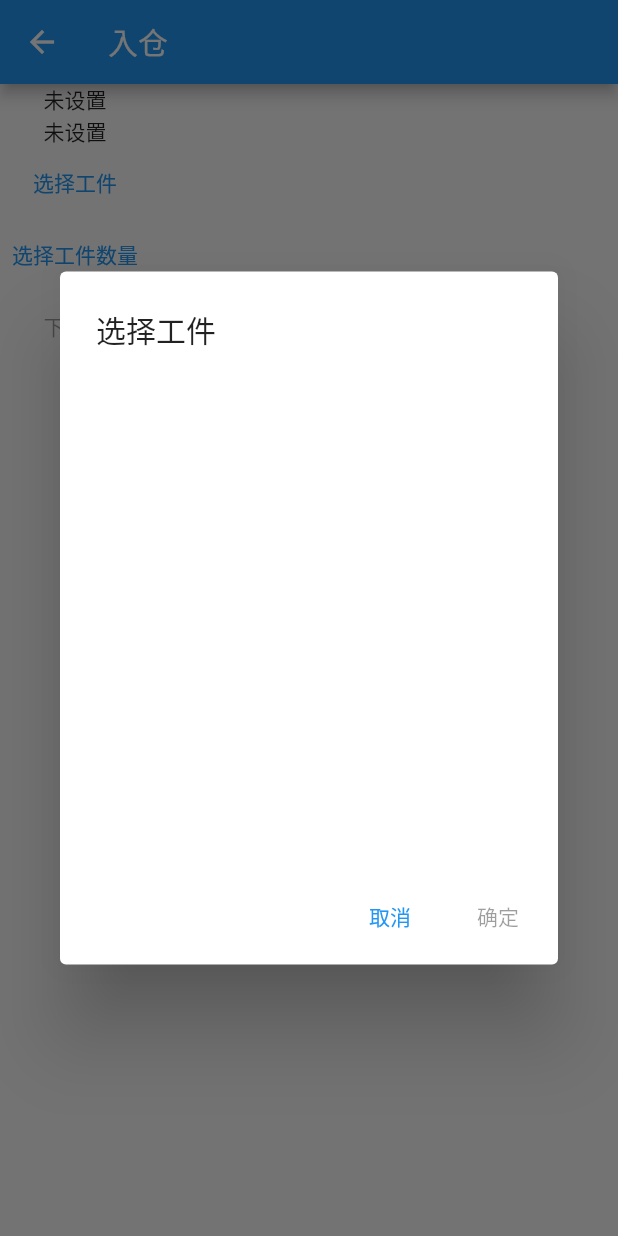
After one commit to HowsonLiu/smc_piecework, a Flutter app: the Enter1Page screen opened directly, after a tap on "选择工件", on a phone screen of 412 x 824 dp. The commit adds this screen. Run offline on Flutter 3.47's test engine with Material 2 defaults, Android fonts, the phone set to English and light mode, and no system bars; our stand-ins replace csv, file_picker, shared_preferences, sqflite; accounts and stored records are empty.

Commit message:
+ add enter1 page

```diff
--- /dev/null
+++ b/lib/ui/enter1_page.dart
@@ -0,0 +1,157 @@
+import 'package:flutter/material.dart';
+import 'package:flutter/services.dart';
+import 'package:smc_piecework/manager/artifacts_manager.dart';
+import 'package:smc_piecework/model/artifacts.dart';
+
+class Enter1Page extends StatefulWidget {
+  const Enter1Page({Key? key}) : super(key: key);
+
+  @override
+  State<Enter1Page> createState() => _Enter1PageState();
+}
+
+class _Enter1PageState extends State<Enter1Page> {
+  final TextEditingController _textFieldController = TextEditingController();
+
+  Artifacts? _artifacts;
+  int? _count;
+
+  Artifacts? _selectedArti;
+  bool _okBtnEnabled = false;
+
+  @override
+  void initState() {
+    super.initState();
+    _artifacts = null;
+    _count = null;
+    _okBtnEnabled = false;
+  }
+
+  @override
+  Widget build(BuildContext context) {
+    return Scaffold(
+      appBar: AppBar(
+        title: const Text("入仓"),
+      ),
+      body: Container(
+        child: Column(
+          children: <Widget>[
+            Text(_artifacts?.name ?? "未设置"),
+            Text(_count != null ? '$_count' : "未设置"),
+            TextButton(
+              child: const Text('选择工件'),
+              onPressed: () => _onArtifactsSelected(context),
+            ),
+            TextButton(
+                onPressed: () => _onCountInput(context),
+                child: const Text('选择工件数量')),
+            TextButton(
+                onPressed: _artifacts != null && _count != null
+                    ? () => _onNextStep(context)
+                    : null,
+                child: const Text('下一步'))
+          ],
+        ),
+      ),
+    );
+  }
+
+  Future<void> _onArtifactsSelected(BuildContext context) async {
+    return await showDialog(
+      context: context,
+      builder: (context) {
+        return StatefulBuilder(builder: (context, setState2) {
+          var _lists = ArtifactsManager.instance.artifactsList;
+          return AlertDialog(
+            title: const Text('选择工件'),
+            content: SizedBox(
+                height: 300.0,
+                width: 300.0,
+                child: ListView.builder(
+                  itemBuilder: (context, index) {
+                    var artifacts = _lists[index];
+                    return ListTile(
+                        leading: Icon(_selectedArti?.name == artifacts.name
+                            ? Icons.check
+                            : null),
+                        title: Text(artifacts.name),
+                        onTap: () {
+                          setState2(() {
+                            _selectedArti = artifacts;
+                          });
+                        });
+                  },
+                  itemCount: _lists.length,
+                )),
+            actions: <Widget>[
+              TextButton(
+                child: const Text('取消'),
+                onPressed: () {
+                  Navigator.pop(context);
+                },
+              ),
+              TextButton(
+                child: const Text('确定'),
+                onPressed: _selectedArti != null
+                    ? () {
+                        setState(() {
+                          _artifacts = _selectedArti;
+                        });
+                        Navigator.pop(context);
+                      }
+                    : null,
+              ),
+            ],
+          );
+        });
+      },
+    );
+  }
+
+  Future<void> _onCountInput(BuildContext context) async {
+    return await showDialog(
+      context: context,
+      builder: (context) {
+        return StatefulBuilder(builder: (context, setState2) {
+          return AlertDialog(
+            title: const Text('工件数量'),
+            content: TextField(
+              controller: _textFieldController,
+              decoration: const InputDecoration(hintText: "数量"),
+              keyboardType: TextInputType.number,
+              inputFormatters: [
+                FilteringTextInputFormatter.allow(RegExp(r'[0-9]'))
+              ],
+              onChanged: (text) {
+                setState2(() {
+                  _okBtnEnabled = text.isNotEmpty;
+                });
+              },
+            ),
+            actions: <Widget>[
+              TextButton(
+                child: const Text('取消'),
+                onPressed: () {
+                  Navigator.pop(context);
+                },
+              ),
+              TextButton(
+                child: const Text('确定'),
+                onPressed: _okBtnEnabled
+                    ? () {
+                        setState(() {
+                          _count = int.parse(_textFieldController.text);
+                        });
+                        Navigator.pop(context);
+                      }
+                    : null,
+              ),
+            ],
+          );
+        });
+      },
+    );
+  }
+
+  Future<void> _onNextStep(BuildContext context) async {}
+}
```
Also changed, not shown: lib/manager/artifacts_manager.dart (+9 -8 lines), lib/ui/home_page.dart (+8 -1 lines).
